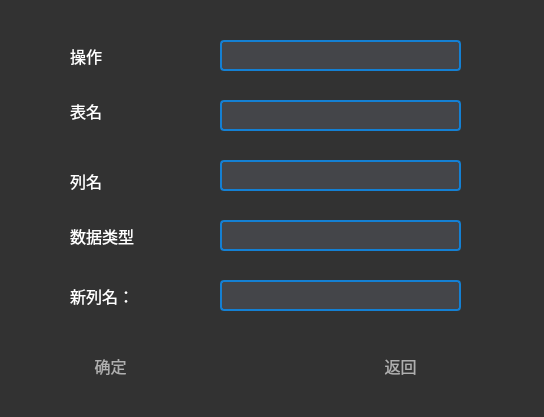
Old version of the form DBtraining/altertable.ui in the repository 2023XDProject/DBMS2.0.
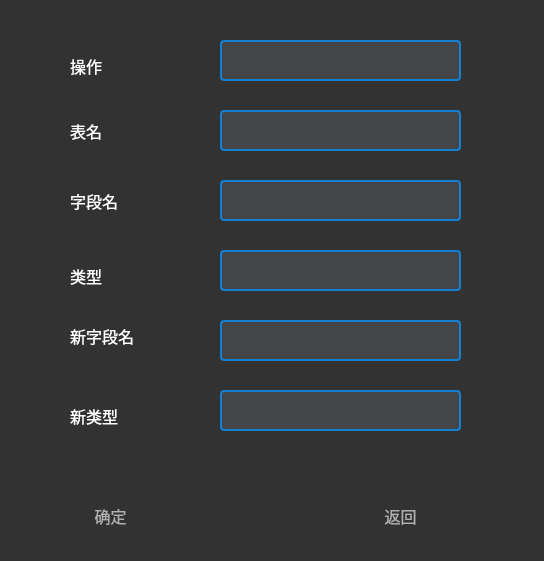
New version of the form. Icons and pictures are not drawn.

Diff of the .ui file:
```diff
--- a/DBtraining/altertable.ui
+++ b/DBtraining/altertable.ui
@@ -7,7 +7,7 @@
     <x>0</x>
     <y>0</y>
     <width>544</width>
-    <height>417</height>
+    <height>561</height>
    </rect>
   </property>
   <property name="windowTitle">
@@ -20,7 +20,7 @@
    <property name="geometry">
     <rect>
      <x>50</x>
-     <y>330</y>
+     <y>480</y>
      <width>121</width>
      <height>71</height>
     </rect>
@@ -49,7 +49,7 @@
    <property name="geometry">
     <rect>
      <x>340</x>
-     <y>330</y>
+     <y>480</y>
      <width>121</width>
      <height>71</height>
     </rect>
@@ -80,7 +80,7 @@
      <x>220</x>
      <y>40</y>
      <width>241</width>
-     <height>31</height>
+     <height>41</height>
     </rect>
    </property>
    <property name="styleSheet">
@@ -95,9 +95,9 @@
    <property name="geometry">
     <rect>
      <x>220</x>
-     <y>100</y>
+     <y>110</y>
      <width>241</width>
-     <height>31</height>
+     <height>41</height>
     </rect>
    </property>
    <property name="styleSheet">
@@ -112,11 +112,17 @@
    <property name="geometry">
     <rect>
      <x>220</x>
-     <y>160</y>
+     <y>180</y>
      <width>241</width>
-     <height>31</height>
+     <height>41</height>
     </rect>
    </property>
+   <property name="font">
+    <font>
+     <family>Arial</family>
+     <pointsize>10</pointsize>
+    </font>
+   </property>
    <property name="styleSheet">
     <string notr="true">background: rgb(68, 69, 73);
 border-radius:4px;
@@ -129,11 +135,17 @@
    <property name="geometry">
     <rect>
      <x>220</x>
-     <y>220</y>
+     <y>250</y>
      <width>241</width>
-     <height>31</height>
+     <height>41</height>
     </rect>
    </property>
+   <property name="font">
+    <font>
+     <family>Arial</family>
+     <pointsize>10</pointsize>
+    </font>
+   </property>
    <property name="styleSheet">
     <string notr="true">background: rgb(68, 69, 73);
 border-radius:4px;
@@ -146,7 +158,7 @@
    <property name="geometry">
     <rect>
      <x>70</x>
-     <y>20</y>
+     <y>30</y>
      <width>131</width>
      <height>71</height>
     </rect>
@@ -168,7 +180,7 @@
    <property name="geometry">
     <rect>
      <x>70</x>
-     <y>80</y>
+     <y>100</y>
      <width>141</width>
      <height>61</height>
     </rect>
@@ -190,7 +202,7 @@
    <property name="geometry">
     <rect>
      <x>70</x>
-     <y>150</y>
+     <y>170</y>
      <width>141</width>
      <height>61</height>
     </rect>
@@ -205,15 +217,15 @@
     <string notr="true">color: rgb(255, 255, 255);</string>
    </property>
    <property name="text">
-    <string>列名</string>
+    <string>字段名</string>
    </property>
   </widget>
   <widget class="QLabel" name="label_4">
    <property name="geometry">
     <rect>
      <x>70</x>
-     <y>200</y>
-     <width>201</width>
+     <y>240</y>
+     <width>141</width>
      <height>71</height>
     </rect>
    </property>
@@ -227,18 +239,24 @@
     <string notr="true">color: rgb(255, 255, 255);</string>
    </property>
    <property name="text">
-    <string>数据类型</string>
+    <string>类型</string>
    </property>
   </widget>
   <widget class="QLineEdit" name="line_newColumn">
    <property name="geometry">
     <rect>
      <x>220</x>
-     <y>280</y>
+     <y>320</y>
      <width>241</width>
-     <height>31</height>
+     <height>41</height>
     </rect>
    </property>
+   <property name="font">
+    <font>
+     <family>Arial</family>
+     <pointsize>10</pointsize>
+    </font>
+   </property>
    <property name="styleSheet">
     <string notr="true">background: rgb(68, 69, 73);
 border-radius:4px;
@@ -251,8 +269,8 @@
    <property name="geometry">
     <rect>
      <x>70</x>
-     <y>260</y>
-     <width>201</width>
+     <y>300</y>
+     <width>131</width>
      <height>71</height>
     </rect>
    </property>
@@ -266,7 +284,52 @@
     <string notr="true">color: rgb(255, 255, 255);</string>
    </property>
    <property name="text">
-    <string>新列名：</string>
+    <string>新字段名</string>
+   </property>
+  </widget>
+  <widget class="QLabel" name="label_6">
+   <property name="geometry">
+    <rect>
+     <x>70</x>
+     <y>380</y>
+     <width>121</width>
+     <height>71</height>
+    </rect>
+   </property>
+   <property name="font">
+    <font>
+     <family>幼圆</family>
+     <pointsize>12</pointsize>
+    </font>
+   </property>
+   <property name="styleSheet">
+    <string notr="true">color: rgb(255, 255, 255);</string>
+   </property>
+   <property name="text">
+    <string>新类型</string>
+   </property>
+  </widget>
+  <widget class="QLineEdit" name="line_newType">
+   <property name="geometry">
+    <rect>
+     <x>220</x>
+     <y>390</y>
+     <width>241</width>
+     <height>41</height>
+    </rect>
+   </property>
+   <property name="font">
+    <font>
+     <family>Arial</family>
+     <pointsize>10</pointsize>
+    </font>
+   </property>
+   <property name="styleSheet">
+    <string notr="true">background: rgb(68, 69, 73);
+border-radius:4px;
+border:2px solid rgb(20, 128, 211);
+color: white;
+</string>
    </property>
   </widget>
   <zorder>pushButton</zorder>
```
Left out of the diff: 2 changed lines with no effect on the pictures.
